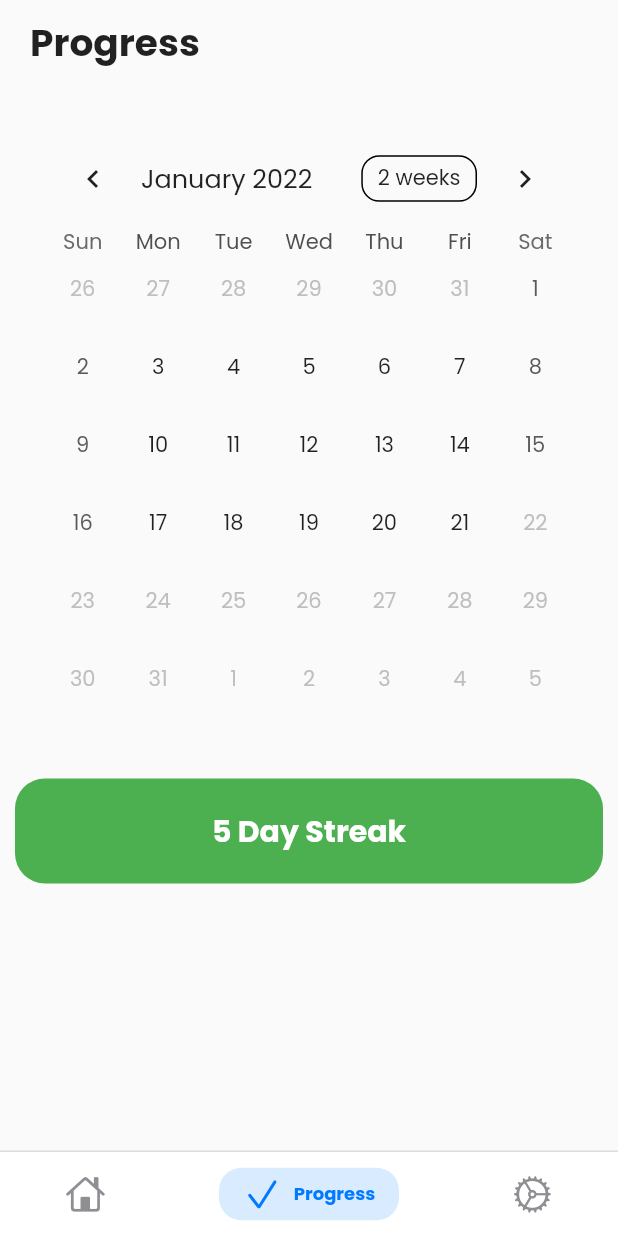
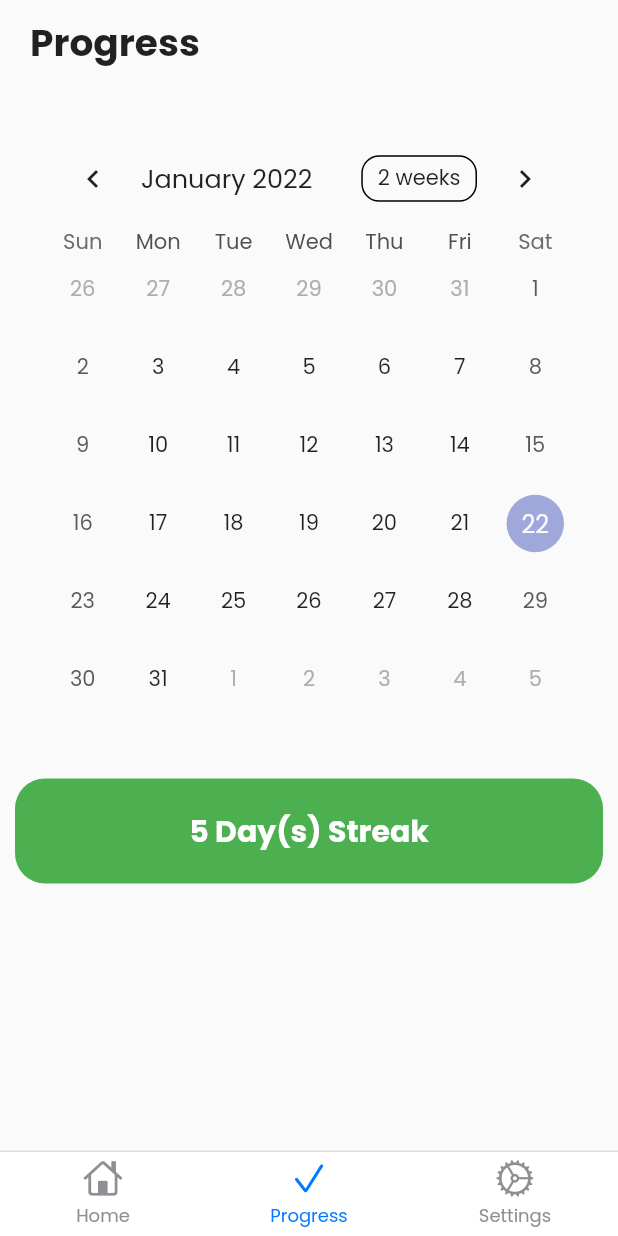
Before and after one commit to Durianator/ripeto_flutter, a Flutter app: the RealHomeScreen screen opened by its route, item 2 of the bottom bar chosen, on a phone screen of 412 x 824 dp. Run offline on Flutter 3.47's test engine with Material 2 defaults, Android fonts, the phone set to English and light mode, and no system bars; drawn by our look-alikes of persistent_bottom_nav_bar, table_calendar; our stand-ins replace awesome_notifications, cloud_firestore, firebase_auth, firebase_core, firebase_messaging, flutter_local_notifications and 7 more; missing offline and left inert: day_picker; accounts and stored records are empty.

Commit message:
Edited Calendar.

```diff
--- a/lib/screens/progress_screen.dart
+++ b/lib/screens/progress_screen.dart
@@ -27,8 +27,8 @@ class _ProgressScreenState extends State<ProgressScreen> {
                     Padding(
                       padding: EdgeInsets.all(30.0),
                       child: TableCalendar(
-                        firstDay: DateTime.utc(2022, 1, 1),
-                        lastDay: DateTime.utc(2022, 1, 21),
+                        firstDay: DateTime.utc(2020),
+                        lastDay: DateTime.utc(2023),
                         focusedDay: focusedDay,
                         onPageChanged: (daySelected) {
                           setState(() {
@@ -47,19 +47,7 @@ class _ProgressScreenState extends State<ProgressScreen> {
                             Radius.circular(20),
                           ),
                         ),
-                        child: Padding(
-                          padding: const EdgeInsets.all(20.0),
-                          child: Center(
-                            child: Text(
-                              '5 Day Streak',
-                              style: TextStyle(
-                                fontSize: 20.0,
-                                fontWeight: FontWeight.bold,
-                                color: Colors.white,
-                              ),
-                            ),
-                          ),
-                        ),
+                        child: streakCard(5),
                       ),
                     )
                   ],
@@ -71,6 +59,22 @@ class _ProgressScreenState extends State<ProgressScreen> {
               thickness: 1.0,
             ),
           ],
+        ),
+      ),
+    );
+  }
+
+  Padding streakCard(int day) {
+    return Padding(
+      padding: const EdgeInsets.all(20.0),
+      child: Center(
+        child: Text(
+          day.toString() + ' Day(s) Streak',
+          style: TextStyle(
+            fontSize: 20.0,
+            fontWeight: FontWeight.bold,
+            color: Colors.white,
+          ),
         ),
       ),
     );
--- a/lib/screens/real_home_screen.dart
+++ b/lib/screens/real_home_screen.dart
@@ -47,7 +47,7 @@ class _RealHomeScreenState extends State<RealHomeScreen> {
       context,
       controller: controller,
       screens: [HomeScreen(), ProgressScreen(), SettingsScreen()],
-      navBarStyle: NavBarStyle.style9,
+      navBarStyle: NavBarStyle.style6,
       items: [
         PersistentBottomNavBarItem(
           icon: Icon(CupertinoIcons.home),
```
